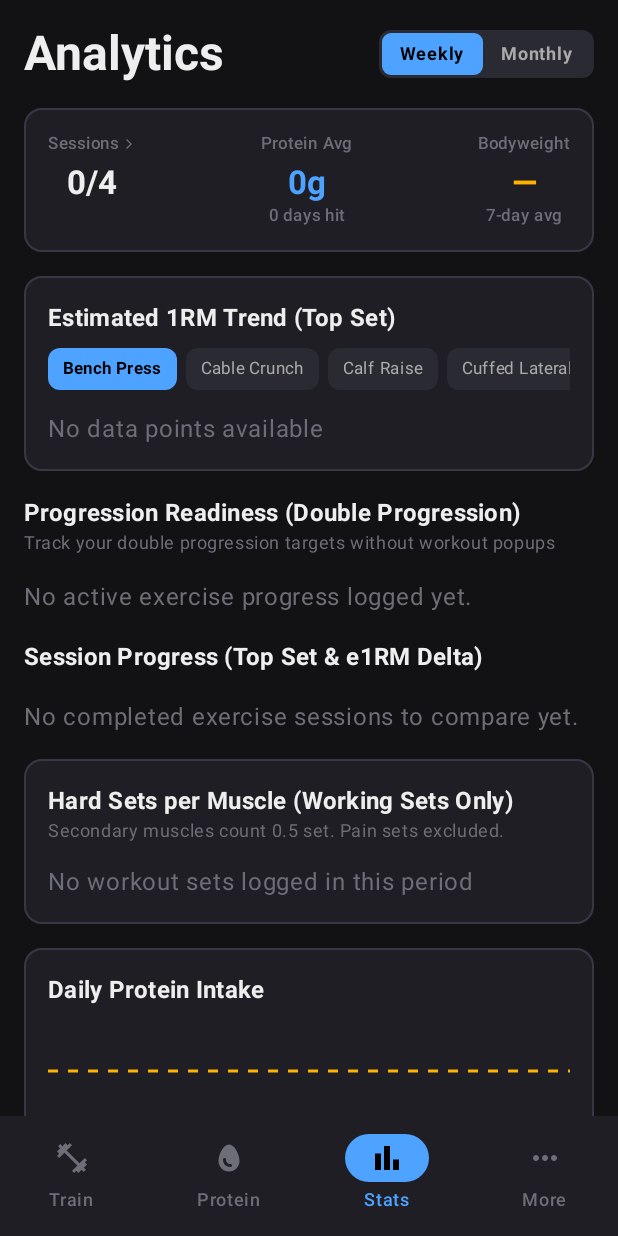
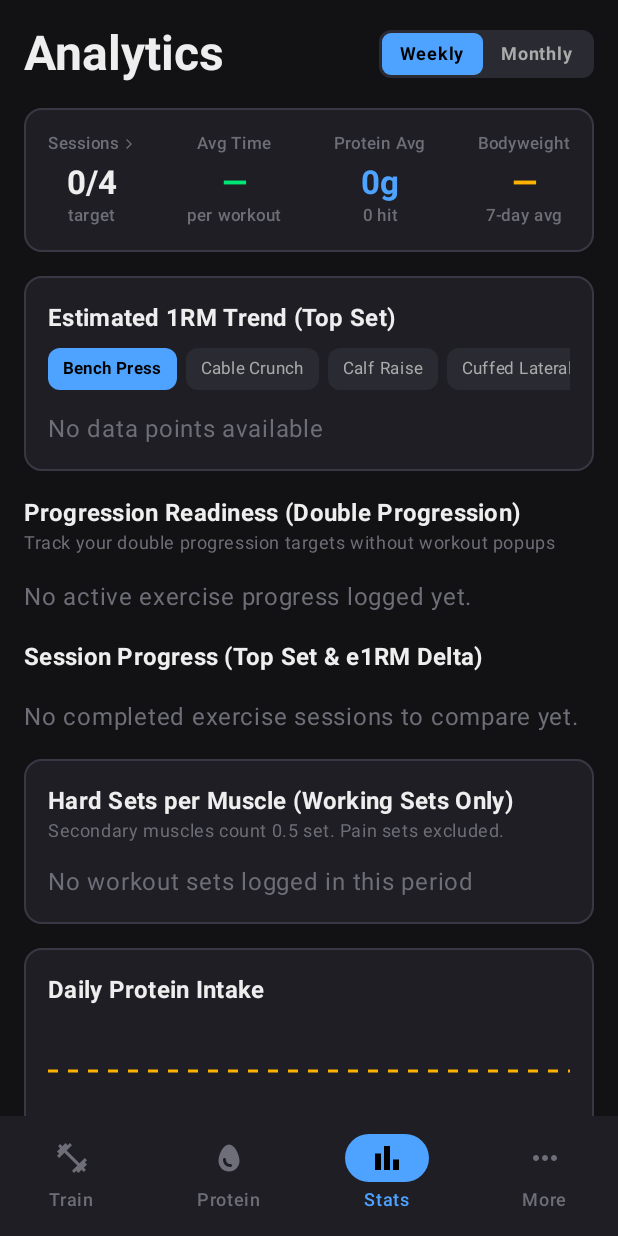
Before and after one commit to ibrahimtauheed06-glitch/liftlog, an Android app built with Jetpack Compose: the StatsScreen screen opened through its navigation route, on a phone screen of 412 x 824 dp. Run offline under Robolectric (Android 15) with nearby library versions, the phone set to English and light mode, and no system bars; our stand-ins replace Room's generated code.

Commit message:
Fix RPE display glitch, dismiss rest notifications on set log, export exercise dictionary, add average workout time metric, and unify analytics progression targets

```diff
--- a/app/src/main/java/com/liftlog/data/db/SetEntryDao.kt
+++ b/app/src/main/java/com/liftlog/data/db/SetEntryDao.kt
@@ -26,11 +26,27 @@ interface SetEntryDao {
     @Query("SELECT * FROM set_entries WHERE exerciseId IN (:exerciseIds) ORDER BY ts DESC")
     suspend fun getSetsForExercisesSync(exerciseIds: List<Long>): List<SetEntry>
 
+    @Query("""
+        SELECT s.* FROM set_entries s
+        INNER JOIN workouts w ON s.workoutId = w.id
+        WHERE s.exerciseId IN (:exerciseIds) AND w.isDiscarded = 0 AND w.endTs IS NOT NULL
+        ORDER BY s.ts DESC
+    """)
+    suspend fun getCompletedSetsForExercisesSync(exerciseIds: List<Long>): List<SetEntry>
+
     @Query("SELECT * FROM set_entries WHERE ts >= :startTs AND ts <= :endTs")
     suspend fun getSetsBetween(startTs: Long, endTs: Long): List<SetEntry>
 
     @Query("SELECT * FROM set_entries ORDER BY ts DESC")
     fun getAllSetsFlow(): Flow<List<SetEntry>>
+
+    @Query("""
+        SELECT s.* FROM set_entries s
+        INNER JOIN workouts w ON s.workoutId = w.id
+        WHERE w.isDiscarded = 0 AND w.endTs IS NOT NULL
+        ORDER BY s.ts DESC
+    """)
+    fun getCompletedSetsFlow(): Flow<List<SetEntry>>
 
     @Query("SELECT * FROM set_entries ORDER BY ts DESC")
     suspend fun getAllSetsSync(): List<SetEntry>
--- a/app/src/main/java/com/liftlog/ui/stats/StatsScreen.kt
+++ b/app/src/main/java/com/liftlog/ui/stats/StatsScreen.kt
@@ -182,6 +182,20 @@ fun StatsScreen(
                                         color = if (state.sessionsDone >= state.sessionsTarget) SuccessGreen else TextPrimary
                                     )
                                 )
+                                Text("target", style = MaterialTheme.typography.labelSmall, color = TextMuted)
+                            }
+
+                            Column(horizontalAlignment = Alignment.CenterHorizontally) {
+                                Text("Avg Time", style = MaterialTheme.typography.labelSmall, color = TextMuted)
+                                Spacer(modifier = Modifier.height(4.dp))
+                                Text(
+                                    state.averageWorkoutDurationText,
+                                    style = MaterialTheme.typography.titleLarge.copy(
+                                        fontWeight = FontWeight.Bold,
+                                        color = SuccessGreen
+                                    )
+                                )
+                                Text("per workout", style = MaterialTheme.typography.labelSmall, color = TextMuted)
                             }
 
                             Column(horizontalAlignment = Alignment.CenterHorizontally) {
@@ -195,9 +209,9 @@ fun StatsScreen(
                                     )
                                 )
                                 val proteinSubtitle = if (state.proteinDaysTracked > 0) {
-                                    "${state.proteinDaysHit}/${state.proteinDaysTracked} days hit"
+                                    "${state.proteinDaysHit}/${state.proteinDaysTracked} hit"
                                 } else {
-                                    "0 days hit"
+                                    "0 hit"
                                 }
                                 Text(
                                     proteinSubtitle,
--- a/app/src/main/java/com/liftlog/ui/train/components/EditPastSetDialog.kt
+++ b/app/src/main/java/com/liftlog/ui/train/components/EditPastSetDialog.kt
@@ -51,7 +51,9 @@ fun EditPastSetDialog(
 ) {
     var weightText by remember { mutableStateOf(set.weightKg.toString()) }
     var repsText by remember { mutableStateOf(set.reps.toString()) }
-    var rpeText by remember { mutableStateOf(set.rpe?.toString() ?: "") }
+    var rpeText by remember {
+        mutableStateOf(set.rpe?.let { if (it % 1.0 == 0.0) it.toInt().toString() else it.toString() } ?: "")
+    }
     var type by remember { mutableStateOf(set.type) }
     var flagSwung by remember { mutableStateOf(set.flagSwung) }
     var flagPain by remember { mutableStateOf(set.flagPain) }
```
Also changed, not shown: app/src/main/java/com/liftlog/data/repository/WorkoutRepository.kt (+5 -2 lines), app/src/main/java/com/liftlog/service/RestTimerService.kt (+8 -0 lines), app/src/main/java/com/liftlog/ui/stats/StatsViewModel.kt (+66 -25 lines), app/src/main/java/com/liftlog/ui/train/ActiveWorkoutViewModel.kt (+12 -2 lines), app/src/main/java/com/liftlog/ui/train/components/SetRow.kt (+20 -12 lines), 3 other files.
